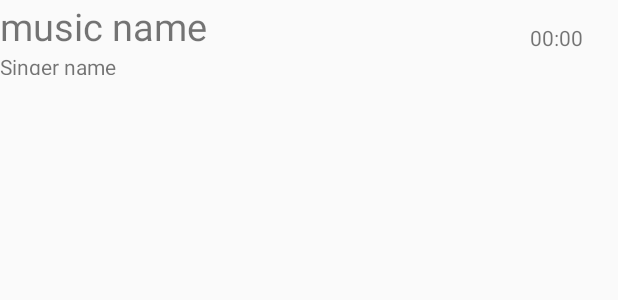
After one commit to samlovespider/NoahArkPlayer, an Android app: the layout music_item.xml on its own in the app's theme, with its tools: preview values and no code run, on a phone screen of 412 x 824 dp. The commit adds this screen. Shown: the top 300 px of the screen. Run offline under Robolectric (Android 15) with nearby library versions, the phone set to English and light mode, and no system bars.

Commit message:
Have not finished adapyer

```diff
--- /dev/null
+++ b/app/src/main/res/layout/music_item.xml
@@ -0,0 +1,40 @@
+<?xml version="1.0" encoding="utf-8"?>
+<LinearLayout xmlns:android="http://schemas.android.com/apk/res/android"
+    android:layout_width="match_parent"
+    android:layout_height="wrap_content"
+    android:orientation="vertical">
+
+    <LinearLayout
+        android:layout_width="match_parent"
+        android:layout_height="50dp"
+        android:clickable="true"
+        android:orientation="horizontal">
+
+        <LinearLayout
+            android:layout_width="330dp"
+            android:layout_height="50dp"
+            android:orientation="vertical">
+
+            <TextView
+                android:id="@+id/local_music_name"
+                android:layout_width="match_parent"
+                android:layout_height="wrap_content"
+                android:text="music name"
+                android:textSize="25sp" />
+
+            <TextView
+                android:layout_width="match_parent"
+                android:layout_height="match_parent"
+                android:text="Singer name" />
+        </LinearLayout>
+
+        <TextView
+            android:layout_width="match_parent"
+            android:layout_height="match_parent"
+            android:gravity="center"
+            android:text="00:00" />
+
+
+    </LinearLayout>
+
+</LinearLayout>
```
Also changed, not shown: app/src/main/res/layout/fragment_playbar.xml (added, +38 -0 lines), app/src/main/res/layout/play_list.xml (added, +11 -0 lines), app/src/main/res/layout/activity_main.xml (indentation only).
